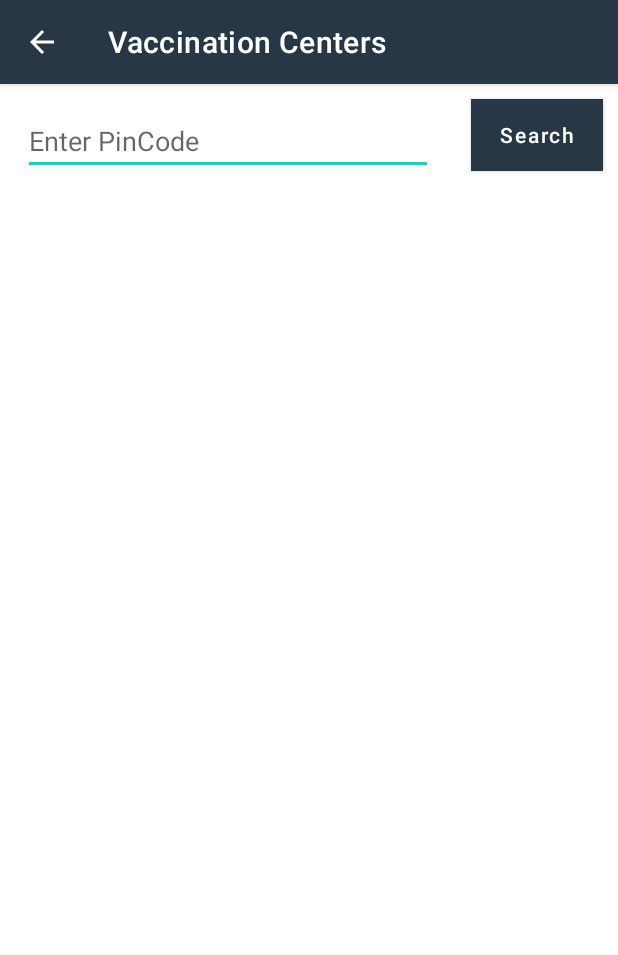
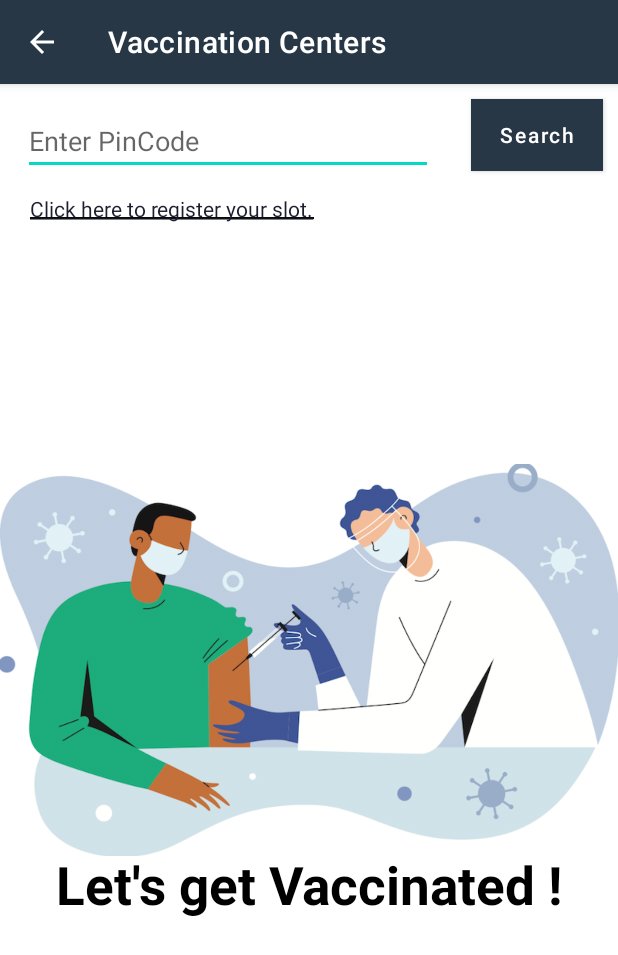
Before and after one commit to abhi6377/Co-HELP, an Android app: the vaccine screen opened directly, with no data from a screen before it, on a phone screen of 412 x 824 dp. Shown: the top 955 px of the screen. Run offline under Robolectric (Android 15) with nearby library versions, the phone set to English and light mode, and no system bars; our stand-ins replace Volley.

Commit message:
Added Vaccination Acitivty

```diff
--- a/app/src/main/java/com/app_dev/co_help/Adapters/SearchAdapter.kt
+++ b/app/src/main/java/com/app_dev/co_help/Adapters/SearchAdapter.kt
@@ -30,12 +30,15 @@ class SearchAdapter(private val searchList: ArrayList<Post>) : RecyclerView.Adap
 
     override fun onBindViewHolder(holder: ViewHolder, position: Int) {
 
+
         holder.postText.text = searchList[position].bloodGr
         holder.postCity.text = searchList[position].city
         holder.userText.text = searchList[position].createdBy.displayName
         holder.createdAt.text = Utils.getTimeAgo(searchList[position].createdAt)
         holder.postGender.text = searchList[position].gender
         holder.userAge.text = searchList[position].age
+
+
 
     }
 
--- a/app/src/main/java/com/app_dev/co_help/vaccine.kt
+++ b/app/src/main/java/com/app_dev/co_help/vaccine.kt
@@ -3,6 +3,7 @@ package com.app_dev.co_help
 import android.os.Bundle
 import androidx.appcompat.app.AppCompatActivity
 import android.app.DatePickerDialog
+import android.text.method.LinkMovementMethod
 import android.util.Log
 import android.view.View
 import android.widget.Button
@@ -15,6 +16,7 @@ import com.android.volley.Request
 import com.android.volley.toolbox.JsonObjectRequest
 import com.android.volley.toolbox.Volley
 import com.app_dev.co_help.Adapters.CenterRVAdapter
+import kotlinx.android.synthetic.main.activity_vaccine.*
 import org.json.JSONException
 import java.util.*
 import kotlin.collections.ArrayList
@@ -42,6 +44,9 @@ class vaccine : AppCompatActivity() {
         super.onCreate(savedInstanceState)
         setContentView(R.layout.activity_vaccine)
 
+        registerSlot.movementMethod = LinkMovementMethod.getInstance()
+
+
         supportActionBar!!.title = "Vaccination Centers "
         supportActionBar!!.setDisplayHomeAsUpEnabled(true)
         supportActionBar!!.setDisplayShowHomeEnabled(true)
@@ -50,50 +55,34 @@ class vaccine : AppCompatActivity() {
         pinCodeEdt = findViewById(R.id.idEdtPinCode)
         centersRV = findViewById(R.id.centersRV)
         loadingPB = findViewById(R.id.idPBLoading)
+
         centerList = ArrayList<CenterRvModal>()
 
-        // on below line we are adding on
-        // click listener to our button.
         searchButton.setOnClickListener {
 
-            // inside on click listener we are getting data from
-            // edit text and creating a val for ite on below line.
             val pinCode = pinCodeEdt.text.toString()
 
-            // on below line we are validating
-            // our pin code as 6 digit or not.
             if (pinCode.length != 6) {
 
-                // this method is called when users enter invalid pin code.
                 Toast.makeText(this@vaccine, "Please enter valid pin code", Toast.LENGTH_SHORT).show()
             } else {
 
-                // if the pincode is correct.
-                // first of all we are clearing our array list this
-                // will clear the data in it if already present.
                 (centerList as ArrayList<CenterRvModal>).clear()
 
-                // on below line we are getting instance of our calendar.
                 val c = Calendar.getInstance()
 
-                // on below line we are getting our current year, month and day.
                 val year = c.get(Calendar.YEAR)
                 val month = c.get(Calendar.MONTH)
                 val day = c.get(Calendar.DAY_OF_MONTH)
 
-                // on below line we are creating our date picker dialog.
                 val dpd = DatePickerDialog(
                     this,
                     DatePickerDialog.OnDateSetListener { view, year, monthOfYear, dayOfMonth ->
                         // after that we are making our progress bar as visible.
                         loadingPB.setVisibility(View.VISIBLE)
 
-                        // on below line we are creating a date string for our date
                         val dateStr: String = """$dayOfMonth - ${monthOfYear + 1} - $year"""
 
-                        // on below line we are calling a method to get
-                        // the appointment info for vaccination centers
-                        // and we are passing our pin code to it.
                         getAppointments(pinCode, dateStr)
                     },
                     year,
@@ -103,6 +92,7 @@ class vaccine : AppCompatActivity() {
                 // calling a method to display
                 // our datepicker dialog.
                 dpd.show()
+
             }
         }
 
--- /dev/null
+++ b/app/src/main/res/drawable/underline.xml
@@ -0,0 +1,20 @@
+<?xml version="1.0" encoding="utf-8"?>
+<layer-list xmlns:android="http://schemas.android.com/apk/res/android">
+
+<item android:bottom="-13dp" android:left="-8dp" android:right="-8dp">
+<shape xmlns:android="http://schemas.android.com/apk/res/android"
+    android:shape="line"
+    >
+
+    <solid
+        android:color="@color/black">
+
+    </solid>
+    <stroke
+        android:width="1dp"
+        android:color="#080909" >
+    </stroke>
+
+</shape>
+</item>
+</layer-list>
--- a/app/src/main/res/layout/activity_vaccine.xml
+++ b/app/src/main/res/layout/activity_vaccine.xml
@@ -31,6 +31,7 @@
         android:text="Search"
         android:textAllCaps="false" />
 
+
     <!--progress bar for loading indicator-->
     <ProgressBar
         android:id="@+id/idPBLoading"
@@ -39,11 +40,47 @@
         android:layout_centerInParent="true"
         android:visibility="gone" />
 
+    <TextView
+        android:id="@+id/registerSlot"
+        android:layout_width="wrap_content"
+        android:layout_height="wrap_content"
+        android:text="@string/registerSlot"
+        android:textColorLink="@color/cardBg"
+        android:layout_marginTop="73dp"
+        android:layout_marginLeft="20dp"
+        android:background="@drawable/underline"
+
+        >
+    </TextView>
+
+    <ImageView
+        android:layout_width="match_parent"
+        android:layout_height="match_parent"
+        android:src="@drawable/vaccine_image">
+
+    </ImageView>
+
+    <TextView
+        android:layout_width="match_parent"
+        android:layout_height="wrap_content"
+        android:text="Let's get Vaccinated !"
+
+        android:textSize="35sp"
+        android:layout_marginTop="510dp"
+        android:textStyle="bold"
+        android:textColor="@color/black"
+        android:gravity="center_horizontal"
+        android:foregroundGravity="bottom"
+        >
+
+    </TextView>
     <!--recycler view for displaying results in the form of list-->
     <androidx.recyclerview.widget.RecyclerView
         android:id="@+id/centersRV"
         android:layout_width="match_parent"
         android:layout_height="match_parent"
         android:layout_below="@id/idEdtPinCode"
-        tools:listitem="@layout/center_rv_item" />
+
+        tools:listitem="@layout/center_rv_item"
+        />
 </RelativeLayout>
--- a/app/src/main/res/values/strings.xml
+++ b/app/src/main/res/values/strings.xml
@@ -19,6 +19,8 @@
     <string name="Age">Age</string>
     <string name="State">State</string>
     <string name="loginPage"><b><u>Click here if already registered.</u></b></string>
+    <string name="registerPage"><b><u>Click here if you have not registered.</u></b></string>
+    <string name="registerSlot"><a href="https://www.cowin.gov.in/home"><u>Click here to register your slot.</u></a></string>
 
 
 </resources>
```
Also changed, not shown: app/src/main/java/com/app_dev/co_help/BloodSignInACtivity.kt (+1 -93 lines), app/src/main/res/drawable/ic_wave.xml (+8 -6 lines), app/src/main/res/layout/activity_blood_sign_in.xml (+9 -9 lines), app/src/main/res/drawable/vaccine_image.png (added).
